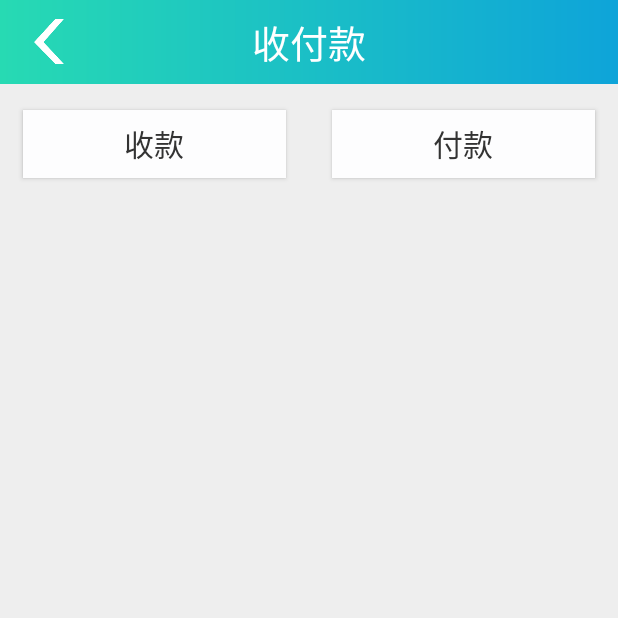
After one commit to SGP0410/SmartCampus, an Android app: the fragment XiaoYuanKaEWM placed in its activity, on a phone screen of 412 x 824 dp, the top half of it. The commit adds this screen. Run offline under Robolectric (Android 15) with nearby library versions, the phone set to English and light mode, and no system bars; 2 statements that could not run were skipped.

Commit message:
2021-8-10 14:53

```diff
--- a/SmartCampuslibrary/src/main/java/com/example/smartcampuslibrary/net/OkHttpTo.java
+++ b/SmartCampuslibrary/src/main/java/com/example/smartcampuslibrary/net/OkHttpTo.java
@@ -66,6 +66,11 @@ public class OkHttpTo extends Thread {
 
     public OkHttpTo setUrl(String url) {
         this.url += url;
+        return this;
+    }
+
+    public OkHttpTo setUrlTest(String url) {
+        this.url = url;
         return this;
     }
 
--- a/app/build.gradle
+++ b/app/build.gradle
@@ -40,6 +40,7 @@ dependencies {
     implementation project(':SmartCampuslibrary')
 
     //--------------------------------------------------------
+    implementation 'com.github.yuzhiqiang1993:zxing:2.1.4'
 
     implementation 'com.github.open-android:ViewPager:0.1.0'
 
--- a/app/src/main/AndroidManifest.xml
+++ b/app/src/main/AndroidManifest.xml
@@ -3,6 +3,8 @@
     package="com.example.smartcampus">
 
     <uses-permission android:name="android.permission.INTERNET" />
+    <uses-permission android:name="Manifest.permission.CAMERA"/>
+    <uses-permission android:name="Manifest.permission.READ_EXTERNAL_STORAGE"/>
 
     <application
         android:name=".Application"
--- /dev/null
+++ b/app/src/main/java/com/example/smartcampus/fragment/applyFragment/XiaoYuanKaEWM.java
@@ -0,0 +1,93 @@
+package com.example.smartcampus.fragment.applyFragment;
+
+import android.annotation.SuppressLint;
+import android.graphics.Bitmap;
+import android.graphics.Color;
+import android.view.View;
+import android.widget.Button;
+import android.widget.ImageView;
+import android.widget.TextView;
+
+import com.example.smartcampus.R;
+import com.example.smartcampuslibrary.fragment.BaseFragment;
+import com.google.zxing.BarcodeFormat;
+import com.google.zxing.EncodeHintType;
+import com.google.zxing.WriterException;
+import com.google.zxing.common.BitMatrix;
+import com.google.zxing.qrcode.QRCodeWriter;
+
+import java.util.HashMap;
+import java.util.Map;
+
+public class XiaoYuanKaEWM extends BaseFragment {
+
+
+    private ImageView back;
+    private TextView title;
+    private Button souKuan;
+    private Button zhiFu;
+    private ImageView ewm;
+    private TextView content;
+
+    @Override
+    protected int layoutResId() {
+        return R.layout.xiaouianka_ewm;
+    }
+
+    @Override
+    protected void initView(View view) {
+        title = view.findViewById(R.id.title);
+        title.setText("收付款");
+        souKuan = view.findViewById(R.id.sou_kuan);
+        souKuan.setOnClickListener(this);
+        zhiFu = view.findViewById(R.id.zhi_fu);
+        zhiFu.setOnClickListener(this);
+        ewm = view.findViewById(R.id.ewm);
+        content = view.findViewById(R.id.content);
+    }
+
+    @Override
+    protected void initData() {
+
+    }
+
+    @SuppressLint("NonConstantResourceId")
+    @Override
+    public void onClick(View v) {
+        switch (v.getId()){
+            case R.id.sou_kuan:
+                content.setText("收款二维码");
+                showEWM("收款二维码");
+                break;
+            case R.id.zhi_fu:
+                content.setText("付款二维码");
+                showEWM("付款二维码");
+                break;
+        }
+    }
+
+    private void showEWM(String Url){
+        Map<EncodeHintType, String> map = new HashMap<>();
+        map.put(EncodeHintType.CHARACTER_SET , "UTF-8");
+
+        try {
+            BitMatrix bitMatrix = new QRCodeWriter().encode(Url , BarcodeFormat.QR_CODE , 300 , 300 , map);
+            int[] arr = new int[bitMatrix.getWidth() * bitMatrix.getHeight()];
+            for (int i = 0; i < bitMatrix.getWidth(); i++) {
+                for (int j = 0; j < bitMatrix.getHeight(); j++) {
+                    if (bitMatrix.get(i , j)){
+                        arr[j * 300 + i] = Color.BLACK;
+                    }else {
+                        arr[j * 300 + i] = Color.WHITE;
+                    }
+                }
+            }
+
+            Bitmap bitmap = Bitmap.createBitmap(bitMatrix.getWidth() , bitMatrix.getHeight() , Bitmap.Config.ARGB_8888);
+            bitmap.setPixels(arr , 0 , 300 , 0 , 0 , bitmap.getWidth() , bitmap.getHeight());
+            ewm.setImageBitmap(bitmap);
+        } catch (WriterException e) {
+            e.printStackTrace();
+        }
+    }
+}
--- /dev/null
+++ b/app/src/main/res/layout/xiaouianka_ewm.xml
@@ -0,0 +1,58 @@
+<?xml version="1.0" encoding="utf-8"?>
+<LinearLayout xmlns:android="http://schemas.android.com/apk/res/android"
+    android:orientation="vertical"
+    android:layout_width="match_parent"
+    android:layout_height="match_parent"
+    android:background="#EEE">
+
+    <include layout="@layout/title_back_g"/>
+
+
+    <LinearLayout
+        android:layout_width="match_parent"
+        android:layout_height="80dp"
+        android:orientation="horizontal"
+        android:gravity="center">
+
+        <Button
+            android:id="@+id/sou_kuan"
+            android:layout_width="0dp"
+            android:layout_height="45dp"
+            android:layout_weight="1"
+            android:background="#FDFDFE"
+            android:layout_margin="15dp"
+            android:textSize="20sp"
+            android:textColor="#333"
+            android:text="收款"/>
+
+        <Button
+            android:id="@+id/zhi_fu"
+            android:layout_width="0dp"
+            android:layout_height="45dp"
+            android:layout_weight="1"
+            android:background="#FDFDFE"
+            android:layout_margin="15dp"
+            android:textSize="20sp"
+            android:textColor="#333"
+            android:text="付款"/>
+
+    </LinearLayout>
+
+
+    <ImageView
+        android:id="@+id/ewm"
+        android:layout_width="300dp"
+        android:layout_height="300dp"
+        android:layout_gravity="center"
+        android:layout_marginTop="50dp"/>
+
+    <TextView
+        android:id="@+id/content"
+        android:layout_width="match_parent"
+        android:layout_height="wrap_content"
+        android:layout_marginTop="15dp"
+        android:textColor="#666"
+        android:gravity="center"
+        android:textSize="@dimen/sp_16"/>
+
+</LinearLayout>
```
Also changed, not shown: app/src/main/java/com/example/smartcampus/activity/FragmentActivity.java (+7 -1 lines), app/src/main/java/com/example/smartcampus/fragment/applyFragment/Fragment_schoolCard.java (+32 -1 lines).
